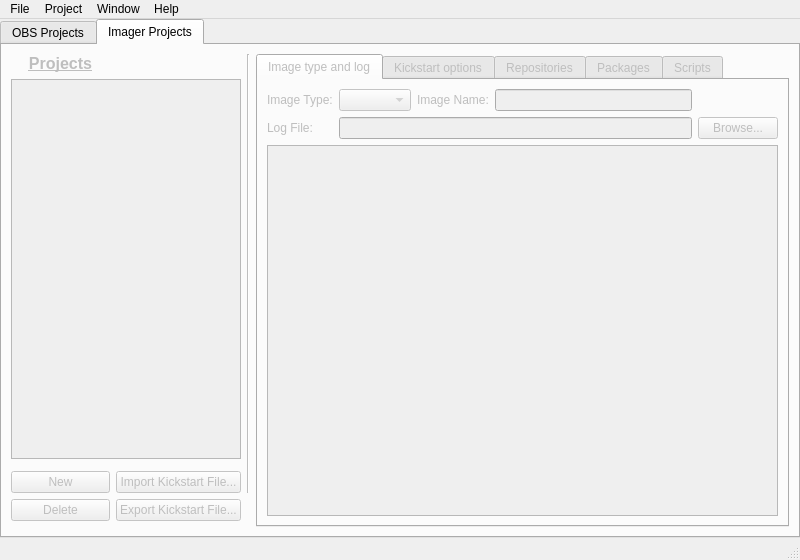
Before: the Qt Designer form src/ObsLightGui/ui/obsLightMain.ui in ronan22/obs-light, drawn with Qt 5.
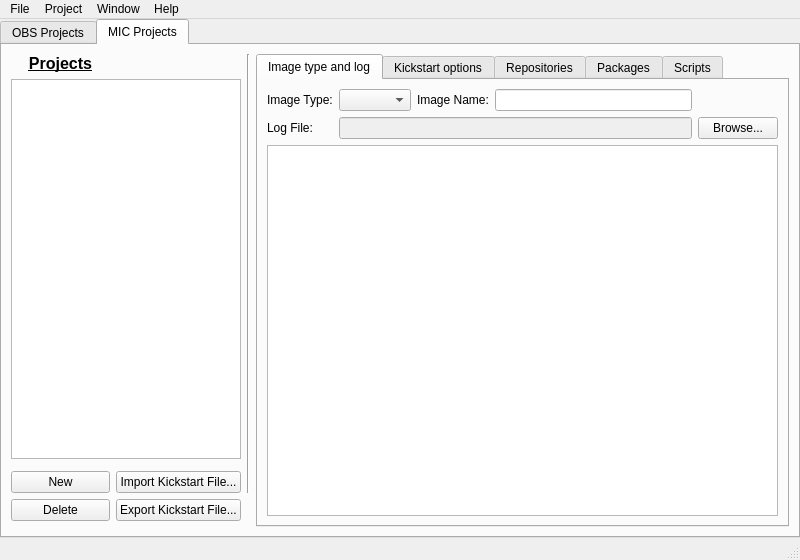
After: the same form once the commit is applied. The open tabs and pages were chosen to show the change. Icons and pictures are not drawn.

Commit message: - fixed error string in ObsLight/ObsLightPackage.py - fixed error when getting title in ObsLightGui/PackageManager.py - started MIC project GUI

```diff
--- a/src/ObsLightGui/ui/obsLightMain.ui
+++ b/src/ObsLightGui/ui/obsLightMain.ui
@@ -1168,15 +1168,12 @@
         </item>
        </layout>
       </widget>
-      <widget class="QWidget" name="imagerProjectTab">
-       <property name="enabled">
-        <bool>false</bool>
-       </property>
+      <widget class="QWidget" name="micProjectTab">
        <property name="toolTip">
         <string>(not implemented yet)</string>
        </property>
        <attribute name="title">
-        <string>Imager Projects</string>
+        <string>MIC Projects</string>
        </attribute>
        <layout class="QGridLayout" name="gridLayout_3">
         <item row="1" column="0" colspan="2">
```
Left out of the diff: 14 changed lines with no effect on the pictures. The commit also changes 5 other files.
